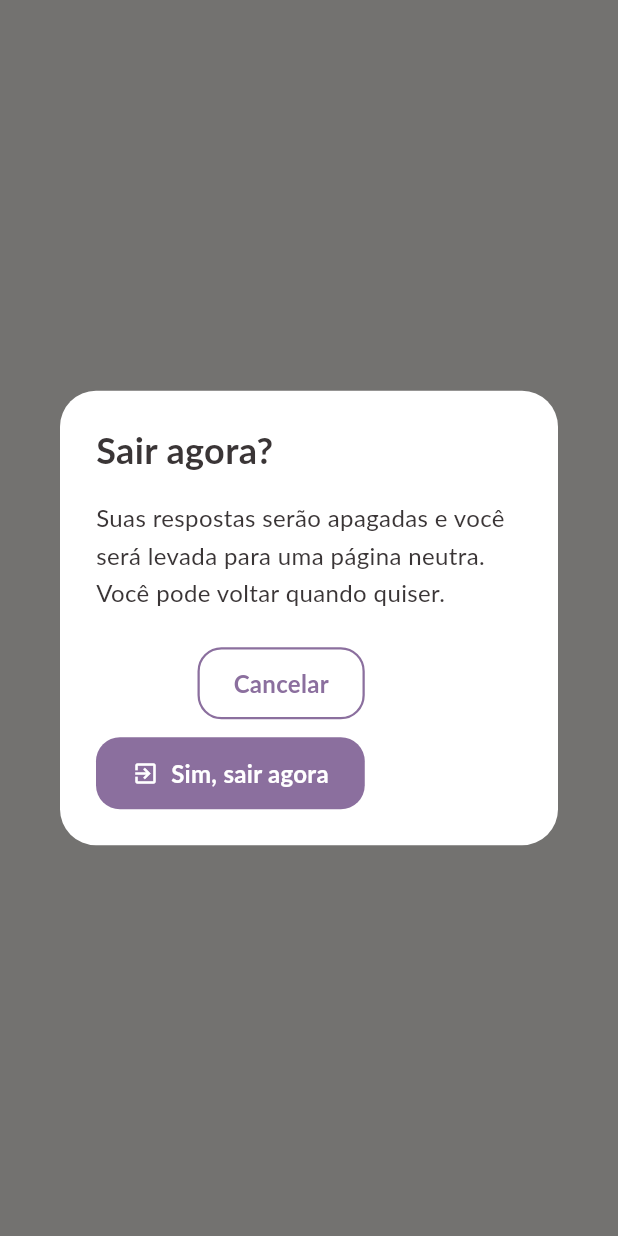
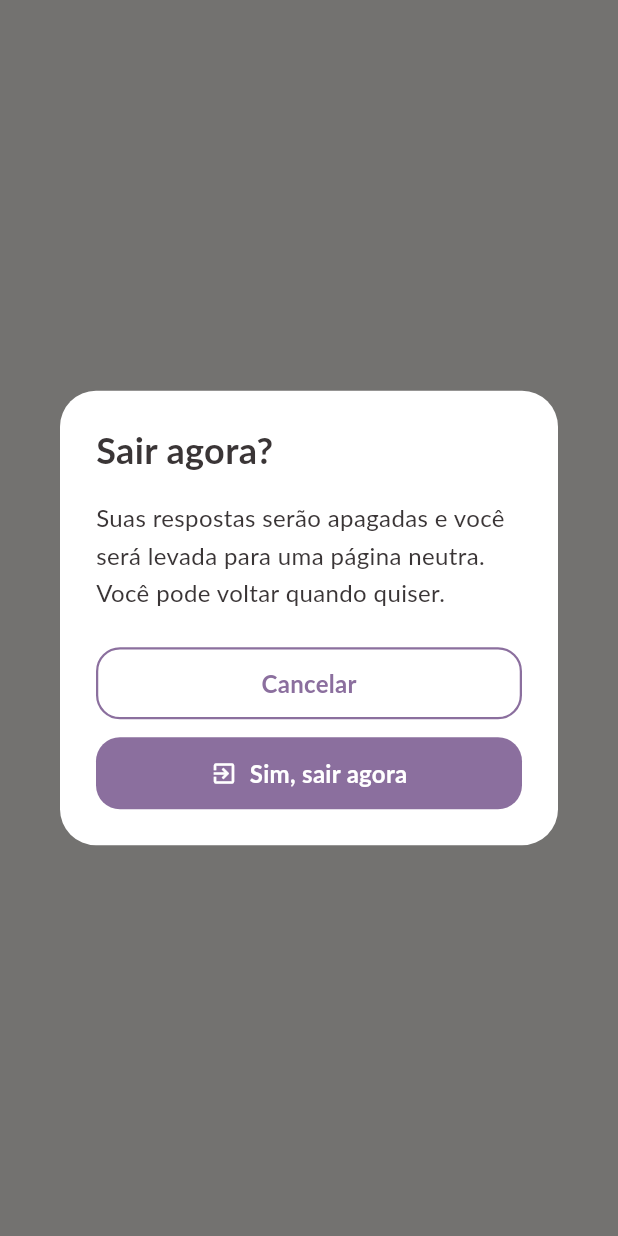
Before and after one commit to Marcos-Codfy/projeto_desperte_mulher, a Flutter app: what mostrarConfirmacaoSaidaModal() shows on an empty page, opened directly, on a phone screen of 412 x 824 dp. Run offline on Flutter 3.47's test engine with Material 3 defaults, Android fonts, the light colour scheme and no system bars; missing offline and left inert: dart:js_interop.

Commit message:
fix(modal): exit dialog buttons stack full-width on narrow screens
The previous round used Wrap with alignment: end. When it broke onto
two lines on mobile, the buttons sat one above the other but both
flush right, looking loose and unbalanced — the user called it
"bagunça". Replaced with a LayoutBuilder that picks the layout from
the modal's actual width (not the screen's, because the Material
Dialog adds margin on small phones):

  • maxWidth < 380 → Column, both buttons full-width via largura100.
    Secondary on top, primary on the bottom (thumb zone). Matches
    the modal pattern used by WhatsApp, Telegram and iOS sheets.
  • maxWidth ≥ 380 → Row, primary on the right (Material standard).

Both buttons opt into largura100 when stacked, so the SizedBox(
width: double.infinity) chain inside BotaoPrimario/BotaoSecundario
takes over — no need for Column.stretch.

```diff
--- a/lib/presentation/widgets/seguranca/confirmacao_saida_modal.dart
+++ b/lib/presentation/widgets/seguranca/confirmacao_saida_modal.dart
@@ -32,26 +32,52 @@ Future<bool?> mostrarConfirmacaoSaidaModal(BuildContext context) {
               const SizedBox(height: AppDimensoes.e16),
               const Paragrafo(AppStrings.modalSaidaTexto),
               const SizedBox(height: AppDimensoes.e24),
-              // Wrap em vez de Row: em mobile estreito (≤ ~370px), os
-              // dois botões não cabem lado-a-lado sem overflow. O Wrap
-              // quebra automaticamente para coluna nesse caso — com a
-              // ordem visual mantida (Cancelar em cima, Sim, sair agora
-              // embaixo, primário continua sendo a ação mais acessível).
-              Wrap(
-                alignment: WrapAlignment.end,
-                spacing: AppDimensoes.e12,
-                runSpacing: AppDimensoes.e12,
-                children: [
-                  BotaoSecundario(
+              // Layout adaptativo dos botões:
+              //   • Em mobile estreito (modal < 380px): empilhamos em
+              //     COLUNA com largura cheia. Secundária acima,
+              //     primária abaixo (mais perto do polegar). Padrão
+              //     usado por WhatsApp/Telegram/iOS sheets — mais
+              //     limpo que dois botões soltos alinhados à direita.
+              //   • Em desktop (≥ 380px): lado-a-lado à direita,
+              //     primária à direita (padrão Material).
+              //
+              // O LayoutBuilder vê a largura do modal, não da tela —
+              // num celular de 360 px o modal real tem ~280 px depois
+              // da margem do Dialog.
+              LayoutBuilder(
+                builder: (ctx2, constraints) {
+                  final empilhar = constraints.maxWidth < 380;
+
+                  final botaoCancelar = BotaoSecundario(
                     texto: AppStrings.modalSaidaCancelar,
                     aoPressionar: () => Navigator.of(ctx).pop(false),
-                  ),
-                  BotaoPrimario(
+                    largura100: empilhar,
+                  );
+                  final botaoConfirmar = BotaoPrimario(
                     texto: AppStrings.modalSaidaConfirmar,
                     icone: Icons.exit_to_app,
                     aoPressionar: () => Navigator.of(ctx).pop(true),
-                  ),
-                ],
+                    largura100: empilhar,
+                  );
+
+                  if (empilhar) {
+                    return Column(
+                      children: [
+                        botaoCancelar,
+                        const SizedBox(height: AppDimensoes.e12),
+                        botaoConfirmar,
+                      ],
+                    );
+                  }
+                  return Row(
+                    mainAxisAlignment: MainAxisAlignment.end,
+                    children: [
+                      botaoCancelar,
+                      const SizedBox(width: AppDimensoes.e12),
+                      botaoConfirmar,
+                    ],
+                  );
+                },
               ),
             ],
           ),
```
